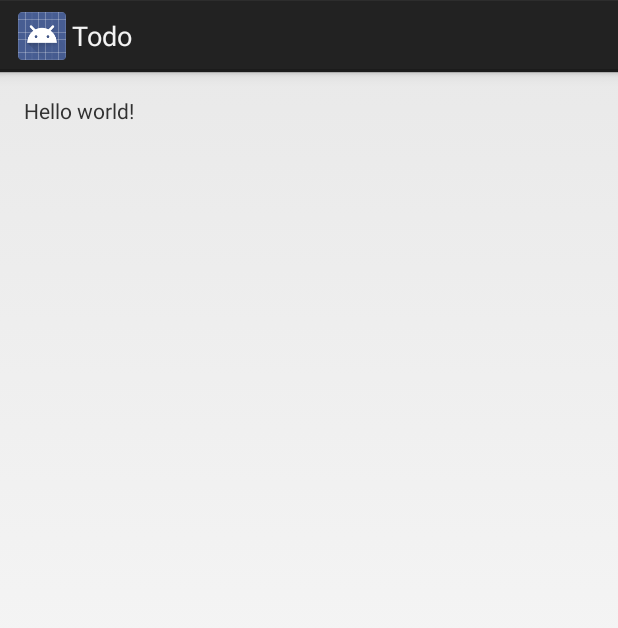
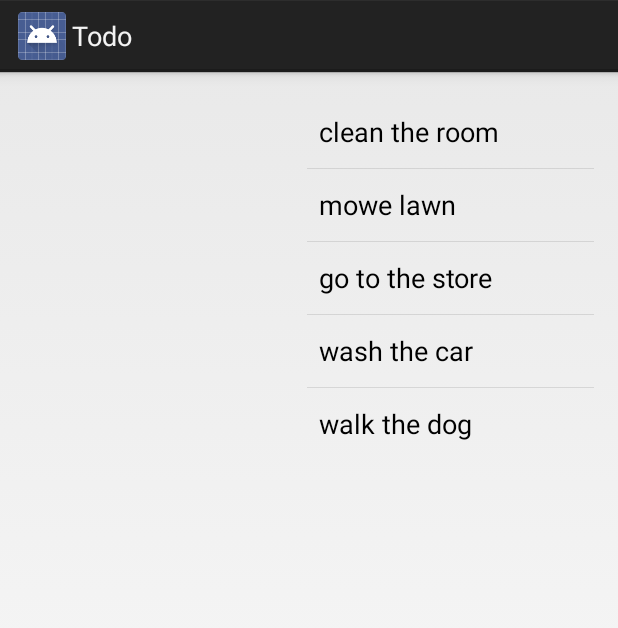
Before and after one commit to shoeallreadyknow/SupremeAATodo, an Android app: the screen it shows after launch (TodoActivity), on a phone screen of 412 x 824 dp. Shown: the top 628 px of the screen. Run offline under Robolectric (Android 15) with nearby library versions, the light colour scheme and no system bars.

Commit message:
basic model of the design

```diff
--- a/app/src/main/java/android/supremeaa/todo/TodoActivity.java
+++ b/app/src/main/java/android/supremeaa/todo/TodoActivity.java
@@ -4,6 +4,8 @@ import android.app.Activity;
 import android.os.Bundle;
 import android.view.Menu;
 import android.view.MenuItem;
+import android.widget.ArrayAdapter;
+import android.widget.ListView;
 
 
 public class TodoActivity extends Activity {
@@ -12,25 +14,27 @@ public class TodoActivity extends Activity {
     protected void onCreate(Bundle savedInstanceState) {
         super.onCreate(savedInstanceState);
         setContentView(R.layout.activity_todo);
-    }
 
 
-    @Override
-    public boolean onCreateOptionsMenu(Menu menu) {
-        // Inflate the menu; this adds items to the action bar if it is present.
-        getMenuInflater().inflate(R.menu.todo, menu);
-        return true;
-    }
+        setContentView(R.layout.activity_todo);
+        String clean_room = "clean the room";
+        String mowe_lawn = "mowe lawn";
+        String go_to_store = "go to the store";
+        String wash_car = "wash the car";
+        String walk_dog = "walk the dog";
 
-    @Override
-    public boolean onOptionsItemSelected(MenuItem item) {
-        // Handle action bar item clicks here. The action bar will
-        // automatically handle clicks on the Home/Up button, so long
-        // as you specify a parent activity in AndroidManifest.xml.
-        int id = item.getItemId();
-        if (id == R.id.action_settings) {
-            return true;
-        }
-        return super.onOptionsItemSelected(item);
+
+        String[] listItems = new String[5];
+        listItems[0] = clean_room;
+        listItems[1] = mowe_lawn;
+        listItems[2] = go_to_store;
+        listItems[3] = wash_car;
+        listItems[4] = walk_dog;
+
+
+        ArrayAdapter<String> listItemAdapter = new ArrayAdapter<String>(this, android.R.layout.simple_list_item_1, listItems);
+        ListView lv = (ListView) this.findViewById(R.id.listView);
+        lv.setAdapter(listItemAdapter);
+
     }
 }
--- a/app/src/main/res/layout/activity_todo.xml
+++ b/app/src/main/res/layout/activity_todo.xml
@@ -8,9 +8,13 @@
     android:paddingBottom="@dimen/activity_vertical_margin"
     tools:context=".TodoActivity">
 
-    <TextView
-        android:text="@string/hello_world"
+    <ListView
+        android:id ="@+id/listView"
         android:layout_width="wrap_content"
-        android:layout_height="wrap_content" />
+        android:layout_height="wrap_content"
+        android:layout_centerInParent="true"
+        android:layout_alignParentTop="true"
+        android:paddingLeft="30mm"
+        />
 
 </RelativeLayout>
```
Also changed, not shown: 1 other file.
